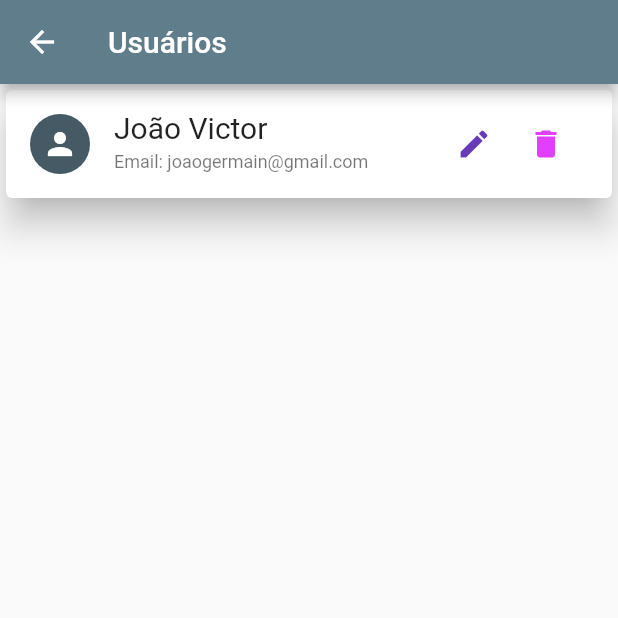
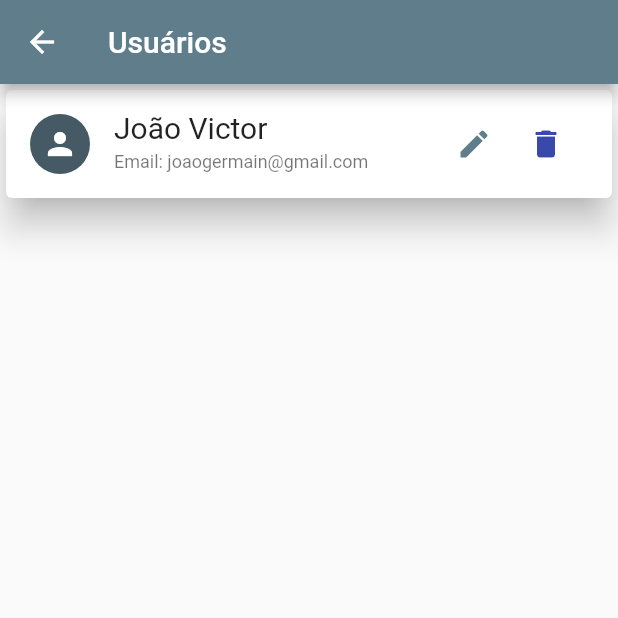
Before and after one commit to jvcges/agendamed, a Flutter app: the UserList screen opened directly, on a phone screen of 412 x 824 dp, the top half of it. Run offline on Flutter 3.47's test engine with Material 2 defaults, Android fonts, the phone set to English and light mode, and no system bars; network calls fail.

Commit message:
put doctor

```diff
--- a/lib/widgets/doctor_card.dart
+++ b/lib/widgets/doctor_card.dart
@@ -34,12 +34,12 @@ class DoctorCard extends StatelessWidget {
             children: <Widget>[
               IconButton(
                 icon: Icon(Icons.edit),
-                color: Colors.deepPurple,
+                color: Colors.blueGrey,
                 onPressed: () {},
               ),
               IconButton(
                 icon: Icon(Icons.delete),
-                color: Colors.purpleAccent,
+                color: Colors.indigo.shade600,
                 onPressed: () {},
               ),
             ],
--- a/lib/widgets/patients_card.dart
+++ b/lib/widgets/patients_card.dart
@@ -34,12 +34,12 @@ class PatientsCard extends StatelessWidget {
             children: <Widget>[
               IconButton(
                 icon: Icon(Icons.edit),
-                color: Colors.deepPurple,
+                color: Colors.blueGrey,
                 onPressed: () {},
               ),
               IconButton(
                 icon: Icon(Icons.delete),
-                color: Colors.purpleAccent,
+                color: Colors.indigo.shade600,
                 onPressed: () {},
               ),
             ],
--- a/lib/widgets/user_card.dart
+++ b/lib/widgets/user_card.dart
@@ -33,12 +33,12 @@ class UsersCard extends StatelessWidget {
             children: <Widget>[
               IconButton(
                 icon: Icon(Icons.edit),
-                color: Colors.deepPurple,
+                color: Colors.blueGrey,
                 onPressed: () {},
               ),
               IconButton(
                 icon: Icon(Icons.delete),
-                color: Colors.purpleAccent,
+                color: Colors.indigo.shade600,
                 onPressed: () {},
               ),
             ],
```
Also changed, not shown: lib/provider/doctors.dart (+15 -0 lines).
